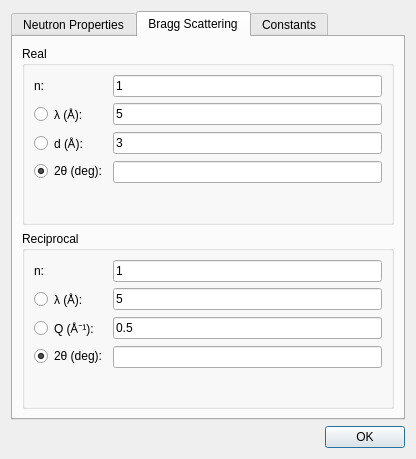
First picture: the form in ui/neutrons.ui, repository tweber-ill/frm_mirror-takin1, before the edit.
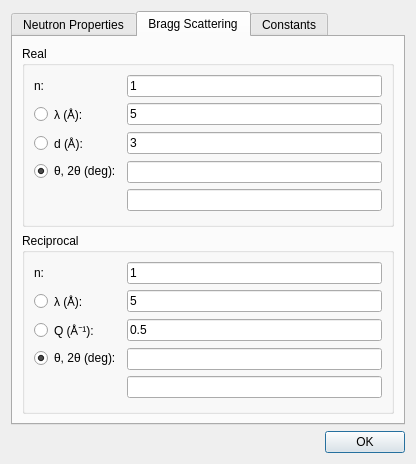
Second picture: the form after the edit. The open tabs and pages were chosen to show the change.

Commit message: continued with bragg dialog

Diff of the .ui file:
```diff
--- a/ui/neutrons.ui
+++ b/ui/neutrons.ui
@@ -7,7 +7,7 @@
     <x>0</x>
     <y>0</y>
     <width>416</width>
-    <height>459</height>
+    <height>464</height>
    </rect>
   </property>
   <property name="windowTitle">
@@ -209,7 +209,11 @@
            </widget>
           </item>
           <item row="3" column="1">
-           <widget class="QLineEdit" name="editBraggDirTT"/>
+           <widget class="QLineEdit" name="editBraggDirT">
+            <property name="enabled">
+             <bool>true</bool>
+            </property>
+           </widget>
           </item>
           <item row="1" column="0">
            <widget class="QRadioButton" name="radioBraggDirLam">
@@ -228,7 +232,7 @@
           <item row="3" column="0">
            <widget class="QRadioButton" name="radioBraggDirTT">
             <property name="text">
-             <string>2θ (deg):</string>
+             <string>θ, 2θ (deg):</string>
             </property>
             <property name="checked">
              <bool>true</bool>
@@ -242,6 +246,13 @@
             </property>
            </widget>
           </item>
+          <item row="4" column="1">
+           <widget class="QLineEdit" name="editBraggDirTT">
+            <property name="enabled">
+             <bool>true</bool>
+            </property>
+           </widget>
+          </item>
          </layout>
         </widget>
        </item>
@@ -273,7 +284,11 @@
            </widget>
           </item>
           <item row="3" column="1">
-           <widget class="QLineEdit" name="editBraggReciTT"/>
+           <widget class="QLineEdit" name="editBraggReciT">
+            <property name="enabled">
+             <bool>true</bool>
+            </property>
+           </widget>
           </item>
           <item row="1" column="0">
            <widget class="QRadioButton" name="radioBraggReciLam">
@@ -292,7 +307,7 @@
           <item row="3" column="0">
            <widget class="QRadioButton" name="radioBraggReciTT">
             <property name="text">
-             <string>2θ (deg):</string>
+             <string>θ, 2θ (deg):</string>
             </property>
             <property name="checked">
              <bool>true</bool>
@@ -306,6 +321,13 @@
             </property>
            </widget>
           </item>
+          <item row="4" column="1">
+           <widget class="QLineEdit" name="editBraggReciTT">
+            <property name="enabled">
+             <bool>true</bool>
+            </property>
+           </widget>
+          </item>
          </layout>
         </widget>
        </item>
```
Left out of the diff: 4 changed lines with no effect on the pictures. The commit also changes 3 other files.
